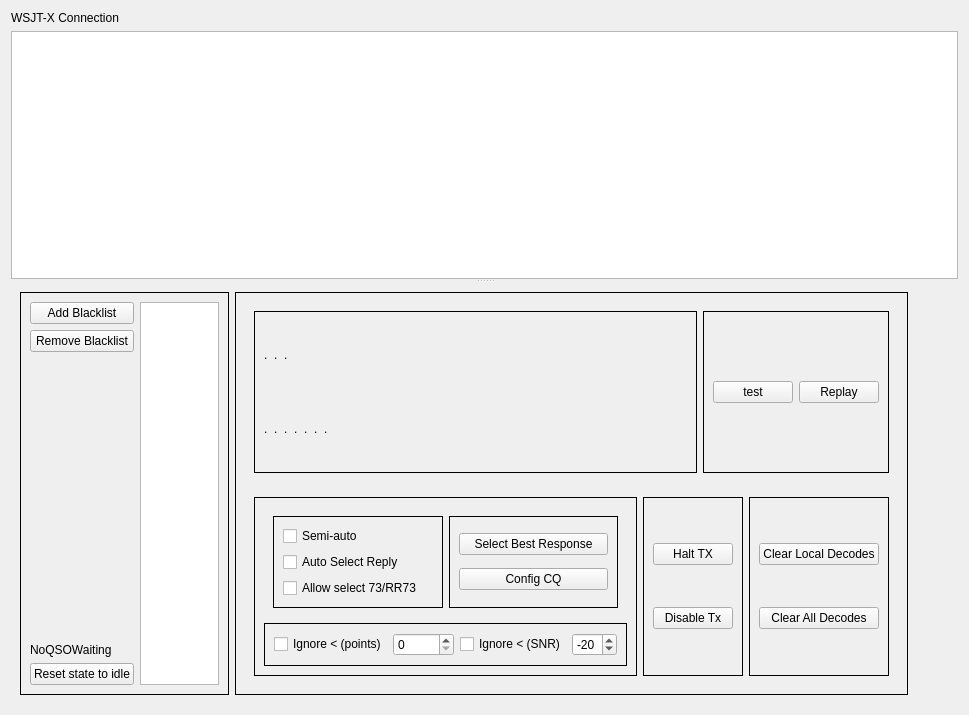
Old version of the form mqt/MqtLogger/WsjtxFrame.ui in the repository Rsclub22/Minos2-Mirror.
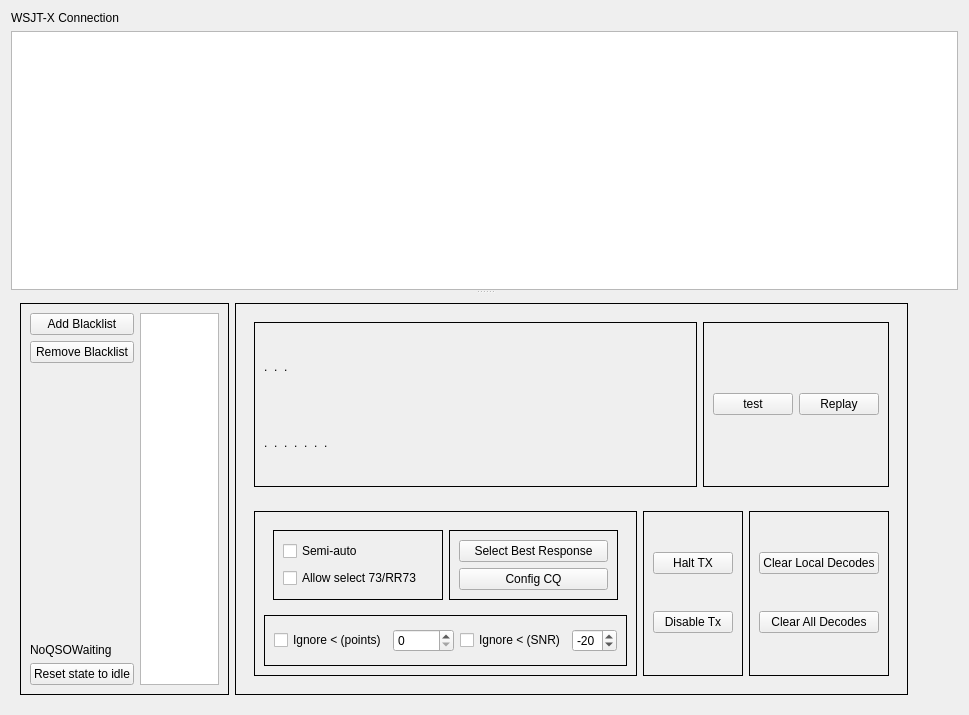
New version of the form. Custom widgets are drawn as their Qt base class.

The edit to the form file:
```diff
--- a/mqt/MqtLogger/WsjtxFrame.ui
+++ b/mqt/MqtLogger/WsjtxFrame.ui
@@ -82,8 +82,8 @@
         <rect>
          <x>0</x>
          <y>0</y>
-         <width>949</width>
-         <height>381</height>
+         <width>997</width>
+         <height>422</height>
         </rect>
        </property>
        <property name="sizePolicy">
@@ -341,22 +341,6 @@
                          </property>
                         </widget>
                        </item>
-                       <item>
-                        <widget class="QCheckBox" name="autoSelectButton">
-                         <property name="focusPolicy">
-                          <enum>Qt::NoFocus</enum>
-                         </property>
-                         <property name="text">
-                          <string>Auto Select Reply</string>
-                         </property>
-                         <property name="checkable">
-                          <bool>true</bool>
-                         </property>
-                         <property name="checked">
-                          <bool>false</bool>
-                         </property>
-                        </widget>
-                       </item>
                        <item>
                         <widget class="QCheckBox" name="RR73select">
                          <property name="text">
```
